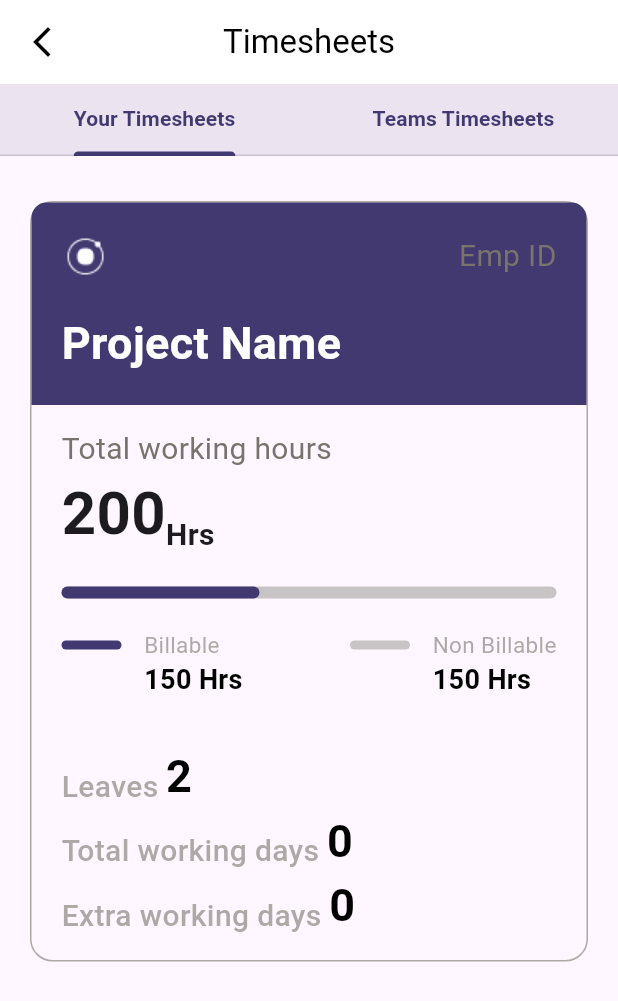
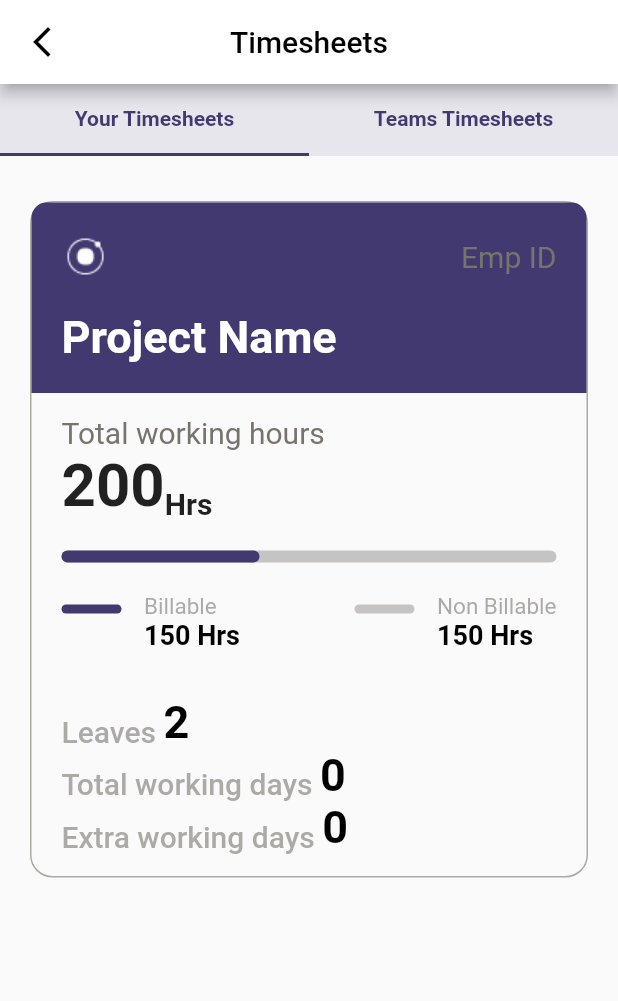
Before and after one commit to Nachi-on-git/flutter_mavericks, a Flutter app: the ManagerTimeSheetView screen opened directly, on a phone screen of 412 x 824 dp. Shown: the top 1001 px of the screen. Run offline on Flutter 3.47's test engine with Material 3 defaults, Android fonts, the phone set to English and light mode, and no system bars; our stand-ins replace file_picker, flutter_dotenv, shared_preferences; missing offline and left inert: excel; accounts and stored records are empty.

Commit message:
- Add appraisal list card widget

```diff
--- a/flutter_mavericks/lib/main.dart
+++ b/flutter_mavericks/lib/main.dart
@@ -20,6 +20,7 @@ class MyApp extends StatelessWidget {
       title: 'Flutter Demo',
       debugShowCheckedModeBanner: false,
       theme: ThemeData(
+        useMaterial3: false,
         primarySwatch: Colors.blue,
       ),
       home: const SplashScreen(),
--- a/flutter_mavericks/lib/screens/manager_timesheet.dart
+++ b/flutter_mavericks/lib/screens/manager_timesheet.dart
@@ -14,8 +14,7 @@ class ManagerTimeSheetView extends StatefulWidget {
   State<ManagerTimeSheetView> createState() => _ManagerTimeSheetViewState();
 }
 
-class _ManagerTimeSheetViewState extends State<ManagerTimeSheetView>
-    with SingleTickerProviderStateMixin {
+class _ManagerTimeSheetViewState extends State<ManagerTimeSheetView> with SingleTickerProviderStateMixin {
   late TabController _tabController;
   bool isLoading = false;
 
@@ -96,36 +95,28 @@ class _ManagerTimeSheetViewState extends State<ManagerTimeSheetView>
               SizedBox(
                 height: MediaQuery.of(context).size.height,
                 child: TabBarView(controller: _tabController, children: [
-                  Column(
+                  const Column(
                     children: [TimesheetDetails()],
                   ),
                   Column(
                     children: [
                       Container(
                           margin: const EdgeInsets.all(PaddingSystem.padding20),
-                          padding: EdgeInsets.symmetric(
-                              horizontal: PaddingSystem.padding20,
-                              vertical: PaddingSystem.padding05),
-                          decoration: BoxDecoration(
-                              border: Border.all(color: ColorSystem.gray.withOpacity(0.4)),
-                              borderRadius: BorderRadius.circular(10)),
+                          padding: const EdgeInsets.symmetric(horizontal: PaddingSystem.padding20, vertical: PaddingSystem.padding05),
+                          decoration:
+                              BoxDecoration(border: Border.all(color: ColorSystem.gray.withOpacity(0.4)), borderRadius: BorderRadius.circular(10)),
                           child: Column(children: [
                             Row(
                               mainAxisAlignment: MainAxisAlignment.start,
                               crossAxisAlignment: CrossAxisAlignment.center,
                               children: [
                                 Padding(
-                                    padding: EdgeInsets.only(
-                                        top: PaddingSystem.padding10,
-                                        left: PaddingSystem.padding10,
-                                        right: PaddingSystem.padding10),
-                                    child:
-                                        Image.asset('assets/images/emp.png')),
-                                Text(
+                                    padding: const EdgeInsets.only(
+                                        top: PaddingSystem.padding10, left: PaddingSystem.padding10, right: PaddingSystem.padding10),
+                                    child: Image.asset('assets/images/emp.png')),
+                                const Text(
                                   'Nachiket Labade',
-                                  style: TextStyle(
-                                      fontSize: SizeSystem.size20,
-                                      fontWeight: FontWeight.bold),
+                                  style: TextStyle(fontSize: SizeSystem.size20, fontWeight: FontWeight.bold),
                                 )
                               ],
                             ),
--- a/flutter_mavericks/lib/screens/onboarding/splash_screen.dart
+++ b/flutter_mavericks/lib/screens/onboarding/splash_screen.dart
@@ -3,9 +3,9 @@
 import 'dart:async';
 
 import 'package:flutter/material.dart';
-import 'package:flutter_mavericks/screens/login_screen.dart';
 import 'package:shared_preferences/shared_preferences.dart';
 
+import '../../test_file.dart';
 import '../dashboard.dart';
 import 'onboarding_view.dart';
 
@@ -27,7 +27,8 @@ class SplashScreenState extends State<SplashScreen> {
         ));
       } else {
         Navigator.of(context).pushReplacement(MaterialPageRoute(
-          builder: (context) => LoginScreen(),
+          // builder: (context) => const LoginScreen(),
+          builder: (context) => const TestFile(),
         ));
       }
     } else {
--- a/flutter_mavericks/lib/screens/timesheet_details.dart
+++ b/flutter_mavericks/lib/screens/timesheet_details.dart
@@ -19,7 +19,7 @@ class _TimesheetDetailsState extends State<TimesheetDetails> {
 
   @override
   void initState() {
-    Future.delayed(Duration(milliseconds: 10), () {
+    Future.delayed(const Duration(milliseconds: 10), () {
       formattedDate = DateFormat('MMM yyyy').format(currentDate);
       print(formattedDate);
     });
@@ -36,8 +36,7 @@ class _TimesheetDetailsState extends State<TimesheetDetails> {
           currentDate.month + 1,
         )).duration.inDays;
     DateTime startDate = DateTime(currentDate.year, currentDate.month, 01);
-    DateTime endDate =
-        DateTime(currentDate.year, currentDate.month, totalDaysInMonths);
+    DateTime endDate = DateTime(currentDate.year, currentDate.month, totalDaysInMonths);
     return endDate.difference(startDate).inDays + 1;
   }
 
@@ -52,27 +51,18 @@ class _TimesheetDetailsState extends State<TimesheetDetails> {
   @override
   Widget build(BuildContext context) {
     return SingleChildScrollView(
-        child: Column(
-            crossAxisAlignment: CrossAxisAlignment.center,
-            mainAxisAlignment: MainAxisAlignment.center,
-            children: [
+        child: Column(crossAxisAlignment: CrossAxisAlignment.center, mainAxisAlignment: MainAxisAlignment.center, children: [
       const SizedBox(
         height: PaddingSystem.padding10,
       ),
       Container(
           margin: const EdgeInsets.all(PaddingSystem.padding20),
-              decoration: BoxDecoration(
-                  border: Border.all(color: ColorSystem.gray.withOpacity(0.6)),
-                  borderRadius: BorderRadius.circular(15)),
+          decoration: BoxDecoration(border: Border.all(color: ColorSystem.gray.withOpacity(0.6)), borderRadius: BorderRadius.circular(15)),
           child: Column(children: [
             Container(
-                    padding: const EdgeInsets.symmetric(
-                        horizontal: 20, vertical: 20),
+                padding: const EdgeInsets.symmetric(horizontal: 20, vertical: 20),
                 decoration: const BoxDecoration(
-                        color: ColorSystem.primaryColor,
-                        borderRadius: BorderRadius.only(
-                            topLeft: Radius.circular(10),
-                            topRight: Radius.circular(10))),
+                    color: ColorSystem.primaryColor, borderRadius: BorderRadius.only(topLeft: Radius.circular(10), topRight: Radius.circular(10))),
                 child: Column(
                   crossAxisAlignment: CrossAxisAlignment.start,
                   children: [
@@ -83,38 +73,30 @@ class _TimesheetDetailsState extends State<TimesheetDetails> {
                           'assets/images/bullet.png',
                           color: ColorSystem.white,
                         ),
-                            Text(
+                        const Text(
                           'Emp ID',
-                              style: const TextStyle(
-                                  color: ColorSystem.gray,
-                                  fontSize: SizeSystem.size20),
+                          style: TextStyle(color: ColorSystem.gray, fontSize: SizeSystem.size20),
                         ),
                       ],
                     ),
                     const SizedBox(
                       height: PaddingSystem.padding20,
                     ),
-                        Text(
+                    const Text(
                       'Project Name',
                       textAlign: TextAlign.left,
-                          style: const TextStyle(
-                              fontWeight: FontWeight.bold,
-                              color: ColorSystem.white,
-                              fontSize: SizeSystem.size30),
+                      style: TextStyle(fontWeight: FontWeight.bold, color: ColorSystem.white, fontSize: SizeSystem.size30),
                     )
                   ],
                 )),
             Container(
-                    margin: const EdgeInsets.symmetric(
-                        horizontal: 20, vertical: 15),
+                margin: const EdgeInsets.symmetric(horizontal: 20, vertical: 15),
                 child: Column(children: [
-                      Row(
+                  const Row(
                     children: [
                       Text(
                         'Total working hours',
-                            style: const TextStyle(
-                                color: ColorSystem.gray,
-                                fontSize: SizeSystem.size20),
+                        style: TextStyle(color: ColorSystem.gray, fontSize: SizeSystem.size20),
                       ),
                       // Text('Total working Days',
                       //     style: TextStyle(
@@ -125,18 +107,13 @@ class _TimesheetDetailsState extends State<TimesheetDetails> {
                   Row(
                     children: [
                       RichText(
-                              text: TextSpan(children: [
+                          text: const TextSpan(children: [
                         WidgetSpan(
                             child: Text(
                           '200',
-                              style: const TextStyle(
-                                  fontSize: 40, fontWeight: FontWeight.bold),
+                          style: TextStyle(fontSize: 40, fontWeight: FontWeight.bold),
                         )),
-                            const WidgetSpan(
-                                child: Text('Hrs',
-                                    style: TextStyle(
-                                        fontSize: 20,
-                                        fontWeight: FontWeight.bold))),
+                        WidgetSpan(child: Text('Hrs', style: TextStyle(fontSize: 20, fontWeight: FontWeight.bold))),
                       ]))
                     ],
                   ),
@@ -153,9 +130,7 @@ class _TimesheetDetailsState extends State<TimesheetDetails> {
                   const SizedBox(
                     height: PaddingSystem.padding20,
                   ),
-                      Row(
-                          mainAxisAlignment: MainAxisAlignment.spaceBetween,
-                          children: [
+                  Row(mainAxisAlignment: MainAxisAlignment.spaceBetween, children: [
                     Row(
                       mainAxisAlignment: MainAxisAlignment.start,
                       crossAxisAlignment: CrossAxisAlignment.start,
@@ -164,31 +139,19 @@ class _TimesheetDetailsState extends State<TimesheetDetails> {
                           height: 6,
                           width: 40,
                           margin: const EdgeInsets.only(top: 8),
-                                  decoration: BoxDecoration(
-                                      color: ColorSystem.primaryColor,
-                                      borderRadius: BorderRadius.circular(10)),
+                          decoration: BoxDecoration(color: ColorSystem.primaryColor, borderRadius: BorderRadius.circular(10)),
                         ),
                         const SizedBox(
                           width: 15,
                         ),
-                                Column(
-                                    mainAxisAlignment: MainAxisAlignment.start,
-                                    crossAxisAlignment:
-                                        CrossAxisAlignment.start,
-                                    children: [
+                        Column(mainAxisAlignment: MainAxisAlignment.start, crossAxisAlignment: CrossAxisAlignment.start, children: [
                           Text(
                             'Billable',
-                                        style: TextStyle(
-                                            color: ColorSystem.gray
-                                                .withOpacity(0.6),
-                                            fontSize: 15),
+                            style: TextStyle(color: ColorSystem.gray.withOpacity(0.6), fontSize: 15),
                           ),
-                                      Text(
+                          const Text(
                             '150 Hrs',
-                                        style: const TextStyle(
-                                            color: Colors.black,
-                                            fontSize: 18,
-                                            fontWeight: FontWeight.bold),
+                            style: TextStyle(color: Colors.black, fontSize: 18, fontWeight: FontWeight.bold),
                           ),
                         ])
                       ],
@@ -201,31 +164,19 @@ class _TimesheetDetailsState extends State<TimesheetDetails> {
                           height: 6,
                           width: 40,
                           margin: const EdgeInsets.only(top: 8),
-                                  decoration: BoxDecoration(
-                                      color: ColorSystem.gray.withOpacity(0.4),
-                                      borderRadius: BorderRadius.circular(10)),
+                          decoration: BoxDecoration(color: ColorSystem.gray.withOpacity(0.4), borderRadius: BorderRadius.circular(10)),
                         ),
                         const SizedBox(
                           width: 15,
                         ),
-                                Column(
-                                    mainAxisAlignment: MainAxisAlignment.start,
-                                    crossAxisAlignment:
-                                        CrossAxisAlignment.start,
-                                    children: [
+                        Column(mainAxisAlignment: MainAxisAlignment.start, crossAxisAlignment: CrossAxisAlignment.start, children: [
                           Text(
                             'Non Billable',
-                                        style: TextStyle(
-                                            color: ColorSystem.gray
-                                                .withOpacity(0.6),
-                                            fontSize: 15),
+                            style: TextStyle(color: ColorSystem.gray.withOpacity(0.6), fontSize: 15),
                           ),
-                                      Text(
+                          const Text(
                             '150 Hrs',
-                                        style: const TextStyle(
-                                            color: Colors.black,
-                                            fontSize: 18,
-                                            fontWeight: FontWeight.bold),
+                            style: TextStyle(color: Colors.black, fontSize: 18, fontWeight: FontWeight.bold),
                           ),
                         ])
                       ],
@@ -239,19 +190,12 @@ class _TimesheetDetailsState extends State<TimesheetDetails> {
                     children: [
                       Text(
                         'Leaves',
-                            style: TextStyle(
-                                color: ColorSystem.gray.withOpacity(0.6),
-                                fontWeight: FontWeight.w500,
-                                fontSize: 20),
+                        style: TextStyle(color: ColorSystem.gray.withOpacity(0.6), fontWeight: FontWeight.w500, fontSize: 20),
                       ),
                       const SizedBox(
                         width: 5,
                       ),
-                          Text('2',
-                              style: const TextStyle(
-                                  color: Colors.black,
-                                  fontWeight: FontWeight.bold,
-                                  fontSize: 30)),
+                      const Text('2', style: TextStyle(color: Colors.black, fontWeight: FontWeight.bold, fontSize: 30)),
                     ],
                   ),
                   Row(
@@ -259,19 +203,12 @@ class _TimesheetDetailsState extends State<TimesheetDetails> {
                     children: [
                       Text(
                         'Total working days',
-                            style: TextStyle(
-                                color: ColorSystem.gray.withOpacity(0.6),
-                                fontWeight: FontWeight.w500,
-                                fontSize: 20),
+                        style: TextStyle(color: ColorSystem.gray.withOpacity(0.6), fontWeight: FontWeight.w500, fontSize: 20),
                       ),
                       const SizedBox(
                         width: 5,
                       ),
-                          Text('0',
-                              style: const TextStyle(
-                                  color: Colors.black,
-                                  fontWeight: FontWeight.bold,
-                                  fontSize: 30)),
+                      const Text('0', style: TextStyle(color: Colors.black, fontWeight: FontWeight.bold, fontSize: 30)),
                     ],
                   ),
                   Row(
@@ -279,19 +216,12 @@ class _TimesheetDetailsState extends State<TimesheetDetails> {
                     children: [
                       Text(
                         'Extra working days',
-                            style: TextStyle(
-                                color: ColorSystem.gray.withOpacity(0.6),
-                                fontWeight: FontWeight.w500,
-                                fontSize: 20),
+                        style: TextStyle(color: ColorSystem.gray.withOpacity(0.6), fontWeight: FontWeight.w500, fontSize: 20),
                       ),
                       const SizedBox(
                         width: 5,
                       ),
-                          Text('0',
-                              style: const TextStyle(
-                                  color: Colors.black,
-                                  fontWeight: FontWeight.bold,
-                                  fontSize: 30)),
+                      const Text('0', style: TextStyle(color: Colors.black, fontWeight: FontWeight.bold, fontSize: 30)),
                     ],
                   ),
                 ])),
--- /dev/null
+++ b/flutter_mavericks/lib/widgets/widgets_barrel.dart
@@ -0,0 +1,2 @@
+export 'appraisals_card.dart';
+export 'widgets_barrel.dart';
```
Also changed, not shown: flutter_mavericks/lib/file_upload.dart (+15 -39 lines), flutter_mavericks/lib/screens/dashboard.dart (+20 -37 lines), flutter_mavericks/lib/screens/timesheet.dart (+27 -66 lines), flutter_mavericks/lib/test_file.dart (added, +24 -0 lines), flutter_mavericks/lib/widgets/appraisals_card.dart (added, +102 -0 lines), 2 other files. Lines whose indentation alone changed are shown as unchanged.
